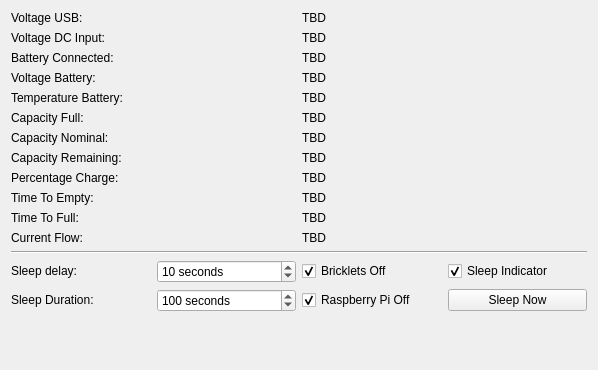
Old version of the form src/brickv/plugin_system/plugins/hat/ui/hat.ui in the repository Tinkerforge/brickv.
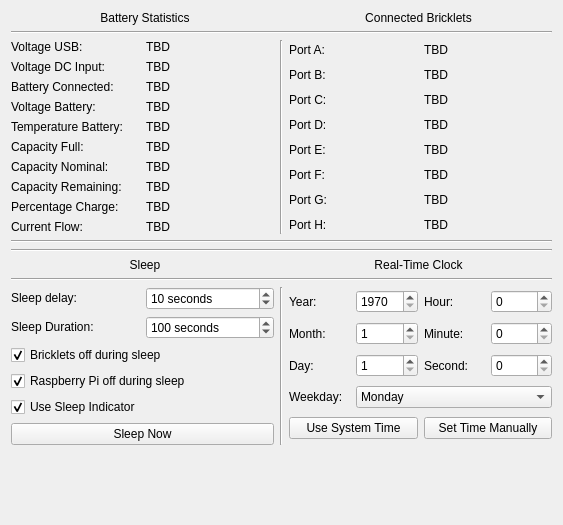
New version of the form.

Commit message: Add HAT Bricklet ui for RTC

Diff of the .ui file:
```diff
--- a/src/brickv/plugin_system/plugins/hat/ui/hat.ui
+++ b/src/brickv/plugin_system/plugins/hat/ui/hat.ui
@@ -6,8 +6,8 @@
    <rect>
     <x>0</x>
     <y>0</y>
-    <width>598</width>
-    <height>370</height>
+    <width>563</width>
+    <height>525</height>
    </rect>
   </property>
   <property name="windowTitle">
@@ -15,169 +15,174 @@
   </property>
   <layout class="QVBoxLayout" name="verticalLayout">
    <item>
+    <layout class="QHBoxLayout" name="horizontalLayout_2">
+     <item>
+      <widget class="QLabel" name="label_21">
+       <property name="text">
+        <string>Battery Statistics</string>
+       </property>
+       <property name="alignment">
+        <set>Qt::AlignCenter</set>
+       </property>
+      </widget>
+     </item>
+     <item>
+      <widget class="QLabel" name="label_22">
+       <property name="text">
+        <string>Connected Bricklets</string>
+       </property>
+       <property name="alignment">
+        <set>Qt::AlignCenter</set>
+       </property>
+      </widget>
+     </item>
+    </layout>
+   </item>
+   <item>
+    <widget class="Line" name="line_4">
+     <property name="orientation">
+      <enum>Qt::Horizontal</enum>
+     </property>
+    </widget>
+   </item>
+   <item>
+    <layout class="QHBoxLayout" name="horizontalLayout">
+     <item>
     <layout class="QGridLayout" name="gridLayout">
-     <item row="0" column="0">
+       <item row="1" column="0">
       <widget class="QLabel" name="label">
        <property name="text">
         <string>Voltage USB:</string>
        </property>
       </widget>
      </item>
-     <item row="1" column="0">
+       <item row="2" column="0">
       <widget class="QLabel" name="label_2">
        <property name="text">
         <string>Voltage DC Input:</string>
        </property>
       </widget>
      </item>
-     <item row="5" column="0">
+       <item row="6" column="0">
       <widget class="QLabel" name="label_4">
        <property name="text">
         <string>Capacity Full:</string>
        </property>
       </widget>
      </item>
-     <item row="11" column="0">
+       <item row="10" column="0">
       <widget class="QLabel" name="label_11">
        <property name="text">
         <string>Current Flow:</string>
        </property>
       </widget>
      </item>
-     <item row="4" column="0">
+       <item row="5" column="0">
       <widget class="QLabel" name="label_12">
        <property name="text">
         <string>Temperature Battery:</string>
        </property>
       </widget>
      </item>
-     <item row="10" column="0">
-      <widget class="QLabel" name="label_9">
-       <property name="text">
-        <string>Time To Full:</string>
-       </property>
-      </widget>
-     </item>
-     <item row="2" column="0">
+       <item row="3" column="0">
       <widget class="QLabel" name="label_3">
        <property name="text">
         <string>Battery Connected:</string>
        </property>
       </widget>
      </item>
-     <item row="3" column="0">
+       <item row="4" column="0">
       <widget class="QLabel" name="label_10">
        <property name="text">
         <string>Voltage Battery:</string>
        </property>
       </widget>
      </item>
-     <item row="6" column="0">
+       <item row="7" column="0">
       <widget class="QLabel" name="label_5">
        <property name="text">
         <string>Capacity Nominal:</string>
        </property>
       </widget>
      </item>
-     <item row="7" column="0">
+       <item row="8" column="0">
       <widget class="QLabel" name="label_6">
        <property name="text">
         <string>Capacity Remaining:</string>
        </property>
       </widget>
      </item>
-     <item row="8" column="0">
+       <item row="9" column="0">
       <widget class="QLabel" name="label_7">
        <property name="text">
         <string>Percentage Charge:</string>
        </property>
       </widget>
      </item>
-     <item row="9" column="0">
-      <widget class="QLabel" name="label_8">
-       <property name="text">
-        <string>Time To Empty:</string>
-       </property>
-      </widget>
-     </item>
-     <item row="0" column="1">
+       <item row="1" column="1">
       <widget class="QLabel" name="label_voltage_usb">
        <property name="text">
         <string>TBD</string>
        </property>
       </widget>
      </item>
-     <item row="1" column="1">
+       <item row="2" column="1">
       <widget class="QLabel" name="label_voltage_dc">
        <property name="text">
         <string>TBD</string>
        </property>
       </widget>
      </item>
-     <item row="2" column="1">
+       <item row="3" column="1">
       <widget class="QLabel" name="label_battery_connected">
        <property name="text">
         <string>TBD</string>
        </property>
       </widget>
      </item>
-     <item row="3" column="1">
+       <item row="4" column="1">
       <widget class="QLabel" name="label_voltage_battery">
        <property name="text">
         <string>TBD</string>
        </property>
       </widget>
      </item>
-     <item row="4" column="1">
+       <item row="5" column="1">
       <widget class="QLabel" name="label_temperature_battery">
        <property name="text">
         <string>TBD</string>
        </property>
       </widget>
      </item>
-     <item row="5" column="1">
+       <item row="6" column="1">
       <widget class="QLabel" name="label_capacity_full">
        <property name="text">
         <string>TBD</string>
        </property>
       </widget>
      </item>
-     <item row="6" column="1">
+       <item row="7" column="1">
       <widget class="QLabel" name="label_capacity_nominal">
        <property name="text">
         <string>TBD</string>
        </property>
       </widget>
      </item>
-     <item row="7" column="1">
+       <item row="8" column="1">
       <widget class="QLabel" name="label_capacity_remaining">
        <property name="text">
         <string>TBD</string>
        </property>
       </widget>
      </item>
-     <item row="8" column="1">
+       <item row="9" column="1">
       <widget class="QLabel" name="label_percentage_charge">
        <property name="text">
         <string>TBD</string>
        </property>
       </widget>
      </item>
-     <item row="9" column="1">
-      <widget class="QLabel" name="label_time_to_empty">
-       <property name="text">
-        <string>TBD</string>
-       </property>
-      </widget>
-     </item>
      <item row="10" column="1">
-      <widget class="QLabel" name="label_time_to_full">
-       <property name="text">
-        <string>TBD</string>
-       </property>
-      </widget>
-     </item>
-     <item row="11" column="1">
       <widget class="QLabel" name="label_current_flow">
        <property name="text">
         <string>TBD</string>
@@ -187,6 +192,131 @@
     </layout>
    </item>
    <item>
+      <widget class="Line" name="line_2">
+       <property name="orientation">
+        <enum>Qt::Vertical</enum>
+       </property>
+      </widget>
+     </item>
+     <item>
+      <layout class="QGridLayout" name="gridLayout_4">
+       <item row="2" column="0">
+        <widget class="QLabel" name="label_8">
+         <property name="text">
+          <string>Port A:</string>
+         </property>
+        </widget>
+       </item>
+       <item row="3" column="0">
+        <widget class="QLabel" name="label_9">
+         <property name="text">
+          <string>Port B:</string>
+         </property>
+        </widget>
+       </item>
+       <item row="4" column="0">
+        <widget class="QLabel" name="label_14">
+         <property name="text">
+          <string>Port C:</string>
+         </property>
+        </widget>
+       </item>
+       <item row="5" column="0">
+        <widget class="QLabel" name="label_16">
+         <property name="text">
+          <string>Port D:</string>
+         </property>
+        </widget>
+       </item>
+       <item row="6" column="0">
+        <widget class="QLabel" name="label_17">
+         <property name="text">
+          <string>Port E:</string>
+         </property>
+        </widget>
+       </item>
+       <item row="7" column="0">
+        <widget class="QLabel" name="label_18">
+         <property name="text">
+          <string>Port F:</string>
+         </property>
+        </widget>
+       </item>
+       <item row="9" column="0">
+        <widget class="QLabel" name="label_20">
+         <property name="text">
+          <string>Port H:</string>
+         </property>
+        </widget>
+       </item>
+       <item row="8" column="0">
+        <widget class="QLabel" name="label_19">
+         <property name="text">
+          <string>Port G:</string>
+         </property>
+        </widget>
+       </item>
+       <item row="2" column="1">
+        <widget class="QLabel" name="port_a">
+         <property name="text">
+          <string>TBD</string>
+         </property>
+        </widget>
+       </item>
+       <item row="3" column="1">
+        <widget class="QLabel" name="port_b">
+         <property name="text">
+          <string>TBD</string>
+         </property>
+        </widget>
+       </item>
+       <item row="4" column="1">
+        <widget class="QLabel" name="port_c">
+         <property name="text">
+          <string>TBD</string>
+         </property>
+        </widget>
+       </item>
+       <item row="5" column="1">
+        <widget class="QLabel" name="port_d">
+         <property name="text">
+          <string>TBD</string>
+         </property>
+        </widget>
+       </item>
+       <item row="6" column="1">
+        <widget class="QLabel" name="port_e">
+         <property name="text">
+          <string>TBD</string>
+         </property>
+        </widget>
+       </item>
+       <item row="7" column="1">
+        <widget class="QLabel" name="port_f">
+         <property name="text">
+          <string>TBD</string>
+         </property>
+        </widget>
+       </item>
+       <item row="8" column="1">
+        <widget class="QLabel" name="port_g">
+         <property name="text">
+          <string>TBD</string>
+         </property>
+        </widget>
+       </item>
+       <item row="9" column="1">
+        <widget class="QLabel" name="port_h">
+         <property name="text">
+          <string>TBD</string>
+         </property>
+        </widget>
+       </item>
+      </layout>
+     </item>
+    </layout>
+   </item>
+   <item>
     <widget class="Line" name="line">
      <property name="orientation">
       <enum>Qt::Horizontal</enum>
@@ -194,6 +324,46 @@
     </widget>
    </item>
    <item>
+    <widget class="Line" name="line_6">
+     <property name="orientation">
+      <enum>Qt::Horizontal</enum>
+     </property>
+    </widget>
+   </item>
+   <item>
+    <layout class="QHBoxLayout" name="horizontalLayout_3">
+     <item>
+      <widget class="QLabel" name="label_23">
+       <property name="text">
+        <string>Sleep</string>
+       </property>
+       <property name="alignment">
+        <set>Qt::AlignCenter</set>
+       </property>
+      </widget>
+     </item>
+     <item>
+      <widget class="QLabel" name="label_24">
+       <property name="text">
+        <string>Real-Time Clock</string>
+       </property>
+       <property name="alignment">
+        <set>Qt::AlignCenter</set>
+       </property>
+      </widget>
+     </item>
+    </layout>
+   </item>
+   <item>
+    <widget class="Line" name="line_5">
+     <property name="orientation">
+      <enum>Qt::Horizontal</enum>
+     </property>
+    </widget>
+   </item>
+   <item>
+    <layout class="QHBoxLayout" name="horizontalLayout_4">
+     <item>
     <layout class="QGridLayout" name="gridLayout_3">
      <item row="1" column="1">
       <widget class="QSpinBox" name="spinbox_sleep_duration">
@@ -262,42 +432,208 @@
        </property>
       </widget>
      </item>
-     <item row="0" column="2">
-      <widget class="QCheckBox" name="checkbox_bricklets_off">
-       <property name="text">
-        <string>Bricklets Off</string>
-       </property>
-       <property name="checked">
-        <bool>true</bool>
-       </property>
-      </widget>
-     </item>
-     <item row="1" column="2">
+       <item row="3" column="0" colspan="2">
       <widget class="QCheckBox" name="checkbox_rpi_off">
        <property name="text">
-        <string>Raspberry Pi Off</string>
+          <string>Raspberry Pi off during sleep</string>
        </property>
        <property name="checked">
         <bool>true</bool>
        </property>
       </widget>
      </item>
-     <item row="0" column="5">
-      <widget class="QCheckBox" name="checkbox_sleep_indicator">
+       <item row="2" column="0" colspan="2">
+        <widget class="QCheckBox" name="checkbox_bricklets_off">
        <property name="text">
-        <string>Sleep Indicator</string>
+          <string>Bricklets off during sleep</string>
        </property>
        <property name="checked">
         <bool>true</bool>
        </property>
       </widget>
      </item>
-     <item row="1" column="5">
+       <item row="5" column="0" colspan="2">
       <widget class="QPushButton" name="button_sleep">
        <property name="text">
         <string>Sleep Now</string>
        </property>
       </widget>
+       </item>
+       <item row="4" column="0" colspan="2">
+        <widget class="QCheckBox" name="checkbox_sleep_indicator">
+         <property name="text">
+          <string>Use Sleep Indicator</string>
+         </property>
+         <property name="checked">
+          <bool>true</bool>
+         </property>
+        </widget>
+       </item>
+      </layout>
+     </item>
+     <item>
+      <widget class="Line" name="line_3">
+       <property name="orientation">
+        <enum>Qt::Vertical</enum>
+       </property>
+      </widget>
+     </item>
+     <item>
+      <layout class="QGridLayout" name="gridLayout_5">
+       <item row="0" column="0">
+        <widget class="QLabel" name="label_25">
+         <property name="text">
+          <string>Year:</string>
+         </property>
+        </widget>
+       </item>
+       <item row="1" column="0">
+        <widget class="QLabel" name="label_26">
+         <property name="text">
+          <string>Month:</string>
+         </property>
+        </widget>
+       </item>
+       <item row="0" column="1">
+        <widget class="QSpinBox" name="spin_year">
+         <property name="minimum">
+          <number>1970</number>
+         </property>
+         <property name="maximum">
+          <number>2099</number>
+         </property>
+        </widget>
+       </item>
+       <item row="2" column="0">
+        <widget class="QLabel" name="label_27">
+         <property name="text">
+          <string>Day:</string>
+         </property>
+        </widget>
+       </item>
+       <item row="1" column="1">
+        <widget class="QSpinBox" name="spin_month">
+         <property name="minimum">
+          <number>1</number>
+         </property>
+         <property name="maximum">
+          <number>12</number>
+         </property>
+        </widget>
+       </item>
+       <item row="2" column="1">
+        <widget class="QSpinBox" name="spin_day">
+         <property name="minimum">
+          <number>1</number>
+         </property>
+         <property name="maximum">
+          <number>31</number>
+         </property>
+        </widget>
+       </item>
+       <item row="2" column="2">
+        <widget class="QLabel" name="label_30">
+         <property name="text">
+          <string>Second:</string>
+         </property>
+        </widget>
+       </item>
+       <item row="1" column="2">
+        <widget class="QLabel" name="label_29">
+         <property name="text">
+          <string>Minute:</string>
+         </property>
+        </widget>
+       </item>
+       <item row="0" column="2">
+        <widget class="QLabel" name="label_28">
+         <property name="text">
+          <string>Hour:</string>
+         </property>
+        </widget>
+       </item>
+       <item row="0" column="3">
+        <widget class="QSpinBox" name="spin_hour">
+         <property name="maximum">
+          <number>23</number>
+         </property>
+        </widget>
+       </item>
+       <item row="1" column="3">
+        <widget class="QSpinBox" name="spin_minute">
+         <property name="maximum">
+          <number>59</number>
+         </property>
+        </widget>
+       </item>
+       <item row="2" column="3">
+        <widget class="QSpinBox" name="spin_second">
+         <property name="maximum">
+          <number>59</number>
+         </property>
+        </widget>
+       </item>
+       <item row="7" column="0" colspan="2">
+        <widget class="QPushButton" name="button_time_system">
+         <property name="text">
+          <string>Use System Time</string>
+         </property>
+        </widget>
+       </item>
+       <item row="7" column="2" colspan="2">
+        <widget class="QPushButton" name="button_time_manual">
+         <property name="text">
+          <string>Set Time Manually</string>
+         </property>
+        </widget>
+       </item>
+       <item row="6" column="0">
+        <widget class="QLabel" name="label_31">
+         <property name="text">
+          <string>Weekday:</string>
+         </property>
+        </widget>
+       </item>
+       <item row="6" column="1" colspan="3">
+        <widget class="QComboBox" name="combo_weekday">
+         <item>
+          <property name="text">
+           <string>Monday</string>
+          </property>
+         </item>
+         <item>
+          <property name="text">
+           <string>Tuesday</string>
+          </property>
+         </item>
+         <item>
+          <property name="text">
+           <string>Wednesday</string>
+          </property>
+         </item>
+         <item>
+          <property name="text">
+           <string>Thursday</string>
+          </property>
+         </item>
+         <item>
+          <property name="text">
+           <string>Friday</string>
+          </property>
+         </item>
+         <item>
+          <property name="text">
+           <string>Saturday</string>
+          </property>
+         </item>
+         <item>
+          <property name="text">
+           <string>Sunday</string>
+          </property>
+         </item>
+        </widget>
+       </item>
+      </layout>
      </item>
     </layout>
    </item>
```
Lines whose indentation alone changed are shown as unchanged. The commit also changes 2 other files.
